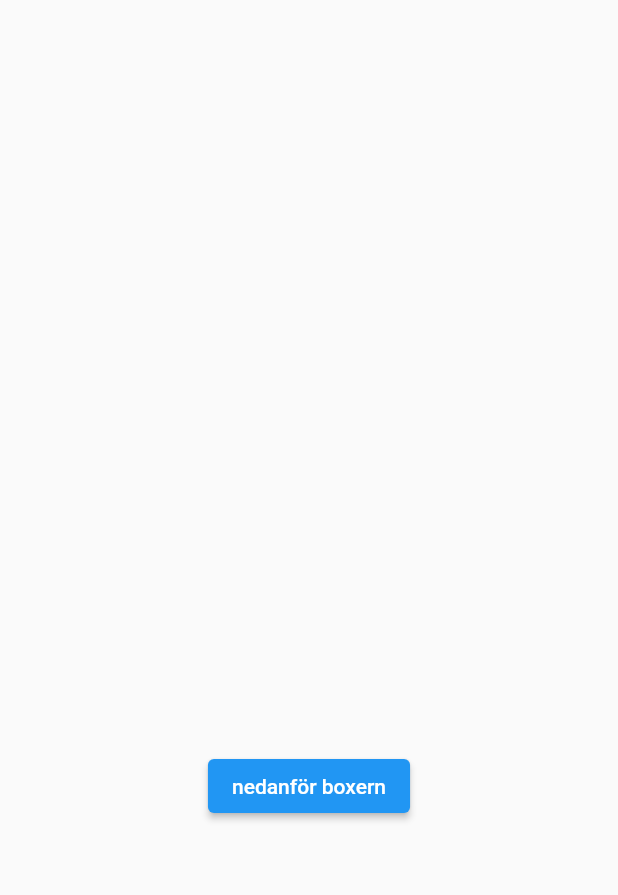
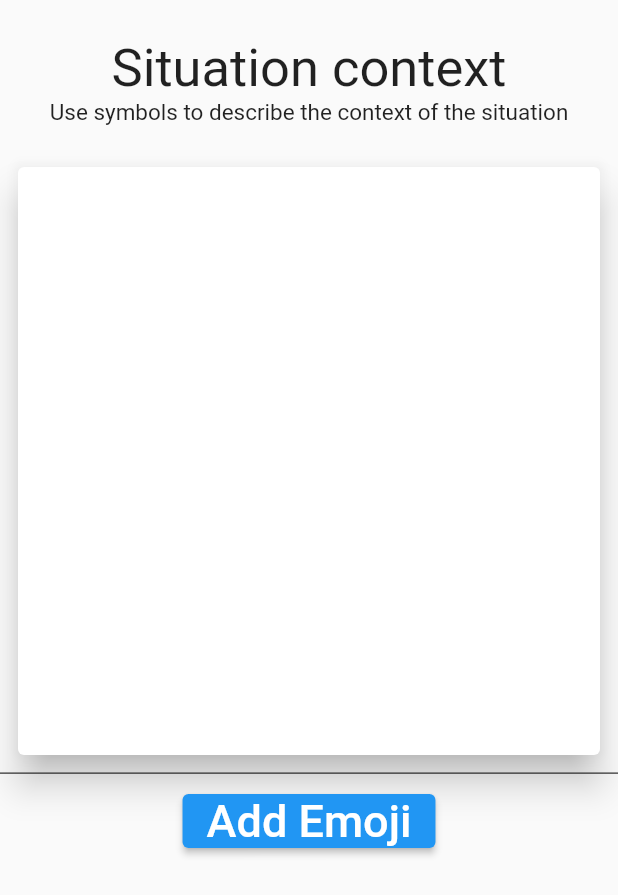
Before and after one commit to AugustBredberg/SkillMill-Bachelor-project, a Flutter app: the JournalPost screen opened directly, on a phone screen of 412 x 824 dp. Shown: the top 895 px of the screen. Run offline on Flutter 3.47's test engine with Material 2 defaults, Android fonts, the phone set to English and light mode, and no system bars; missing offline and left inert: zoom_widget, zoomer.

Commit message:
can add widgets to canvas, drag them and zoom them

```diff
--- a/lib/journalPost.dart
+++ b/lib/journalPost.dart
@@ -1,6 +1,8 @@
 
 import 'package:flutter/material.dart';
+import 'package:skillmill_demo/objects/zoomableObject.dart';
 import 'objects/movableObject.dart';
+import 'objects/zoomableObject.dart';
 
 
 class JournalPost extends StatefulWidget{
@@ -21,34 +23,72 @@ List<Widget> movableItems = [];
 
 @override
   Widget build(BuildContext context) {
-    return Container(
+    return Scaffold(
+      body: Center(
+        // Center is a layout widget. It takes a single child and positions it
+        // in the middle of the parent.
+        child: Column(
+          // Column is also a layout widget. It takes a list of children and
+          // arranges them vertically. By default, it sizes itself to fit its
+          // children horizontally, and tries to be as tall as its parent.
+          //
+          // Invoke "debug painting" (press "p" in the console, choose the
+          // "Toggle Debug Paint" action from the Flutter Inspector in Android
+          // Studio, or the "Toggle Debug Paint" command in Visual Studio Code)
+          // to see the wireframe for each widget.
+          //
+          // Column has various properties to control how it sizes itself and
+          // how it positions its children. Here we use mainAxisAlignment to
+          // center the children vertically; the main axis here is the vertical
+          // axis because Columns are vertical (the cross axis would be
+          // horizontal).
+
+
+          //mainAxisAlignment: MainAxisAlignment.,
+
+          children: [
+
+            Container(
+              margin: EdgeInsets.only(top:25, left:5, right:5, bottom: 0),
+              height: MediaQuery.of(context).size.width * 0.20,
+              child: Center(
                 child: Column(
                   children: [
+                    Text("Situation context", style: TextStyle(fontSize: 35)),
+                    Text("Use symbols to describe the context of the situation", style: TextStyle(fontSize: 15)),
+                  ],
+                ),
+              ),
+            ),
             Container(
-            width: 500,
-            height: 500,
+              margin: EdgeInsets.only(left:8, right:8),
+              height: 400,
+              child: Card(
+                elevation: 10,
                 child: Stack(
-              alignment: Alignment.center,
+                  alignment: Alignment.topCenter,
                   children:
                     movableItems,
-                //MoveableStackItem(),
-               //MovableObject(),
-                //TextOverImage(),
-                //Text(''),
 
 
 
                 ),
               ),
+            ),
+            Divider(
+              color: Colors.black,
+            ),
             ElevatedButton(
               onPressed: () {
                 setState(() {
                   movableItems.add(MoveableStackItem());
+                  //movableItems.add(ZoomableObject());
                 });
               },
-            child: Text("nedanför boxern"),
+              child: Text("Add Emoji", style: TextStyle(fontSize: 30),),
             ),
           ],
+        ),
       ),
     );
 
--- a/pubspec.yaml
+++ b/pubspec.yaml
@@ -21,6 +21,7 @@ environment:
   sdk: ">=2.7.0 <3.0.0"
 
 dependencies:
+  zoomer: "^0.0.3"
   sticky_headers: "^0.1.8"
   zoom_widget: ^0.1.3
   flutter:
```
Also changed, not shown: lib/objects/movableObject.dart (+68 -6 lines). Lines whose indentation alone changed are shown as unchanged.
